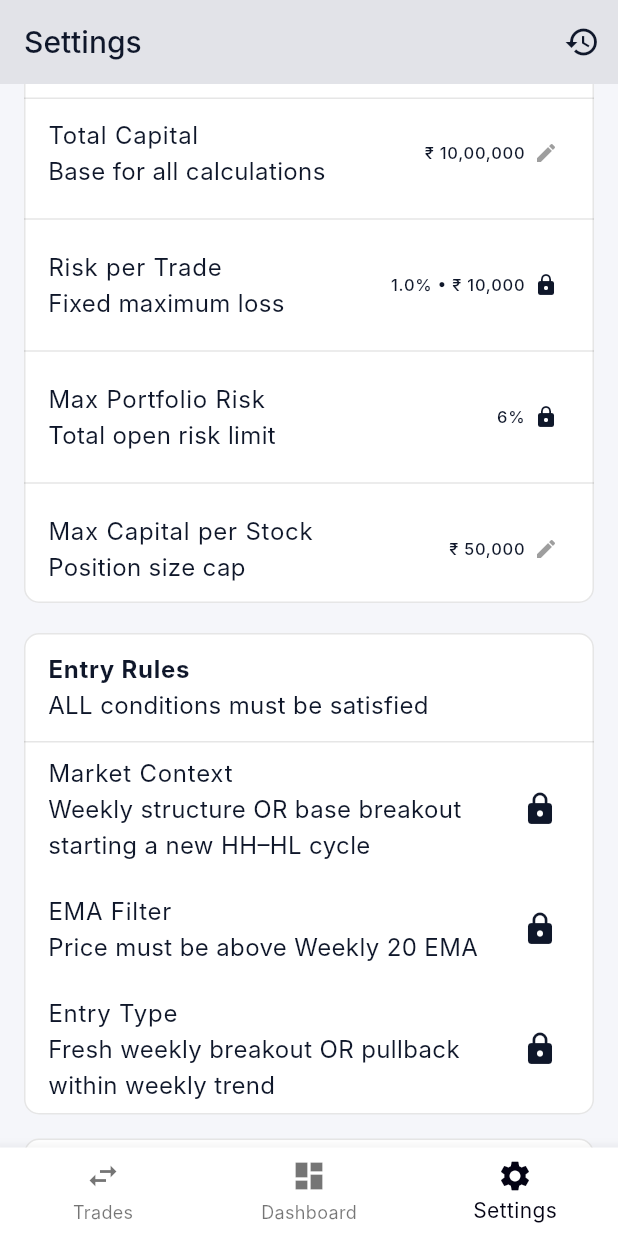
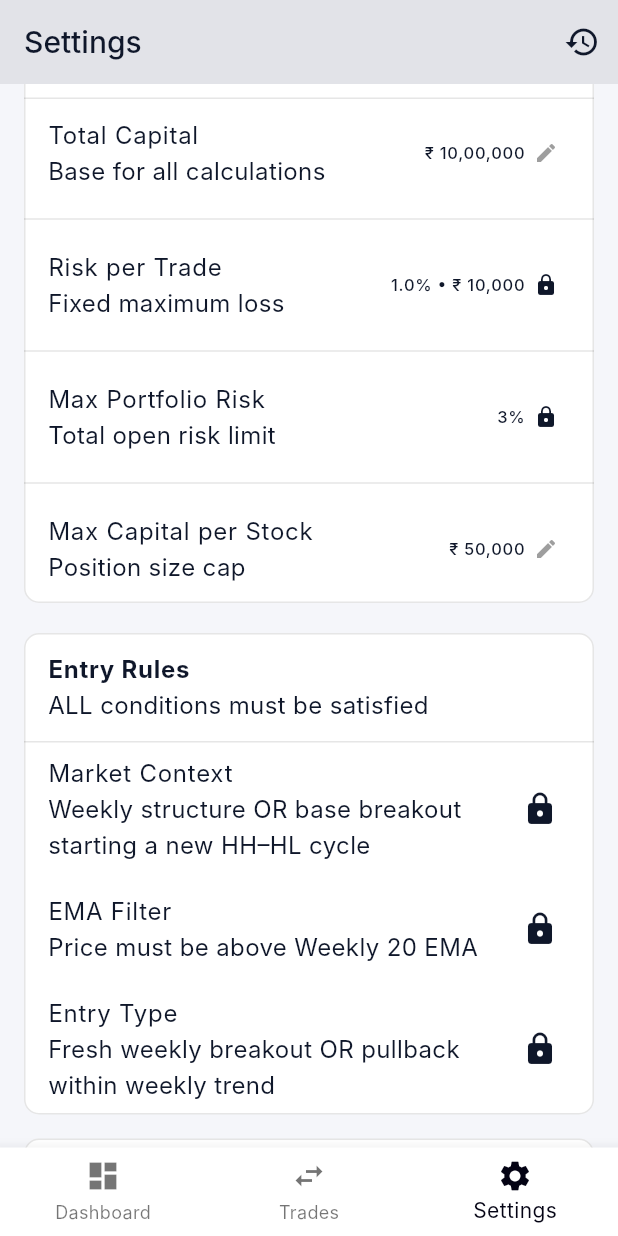
Before and after one commit to AjayM17/tradedesk, a Flutter app: the screen it shows after launch, item 3 of the bottom bar chosen, scrolled down 576 dp, on a phone screen of 412 x 824 dp. Run offline on Flutter 3.47's test engine with Material 3 defaults, Android fonts, the phone set to English and light mode, and no system bars; our stand-ins replace cloud_firestore, firebase_core, shared_preferences; accounts and stored records are empty; Roboto replaces fonts that are missing (Inter).

Commit message:
Update Risk

```diff
--- a/lib/app/app.dart
+++ b/lib/app/app.dart
@@ -23,7 +23,7 @@ class TradeDeskApp extends StatelessWidget {
         // ✅ Theme applied correctly
         theme: AppTheme.light(),
         darkTheme: AppTheme.dark(),
-        themeMode: ThemeMode.system,
+        themeMode: ThemeMode.light,
 
         home: const TabsShell(),
       ),
--- a/lib/features/dashboard/presentation/data/services/dashboard_service.dart
+++ b/lib/features/dashboard/presentation/data/services/dashboard_service.dart
@@ -9,7 +9,7 @@ class DashboardService {
 
   // 🔒 TEMP: move to Settings later
   static const double totalCapital = 1000000; // ₹10,00,000
-  static const double maxPortfolioRiskPercent = 0.06; // 6%
+  static const double maxPortfolioRiskPercent = 0.03; // 3%
 
   DashboardService(this._tradeService);
 
--- a/lib/features/dashboard/presentation/screens/dashboard_screen.dart
+++ b/lib/features/dashboard/presentation/screens/dashboard_screen.dart
@@ -57,7 +57,7 @@ class DashboardScreen extends StatelessWidget {
                       Expanded(
                         child: SummaryCard(
                           icon: Icons.trending_down,
-                          title: 'Loss Amount',
+                          title: 'Risk Amount',
                           value: '₹${data.lossAmount.toStringAsFixed(0)}',
                           valueColor: AppTheme.danger,
                         ),
--- a/lib/features/settings/data/settings_state.dart
+++ b/lib/features/settings/data/settings_state.dart
@@ -4,7 +4,7 @@ import 'settings_storage.dart';
 class SettingsState extends ChangeNotifier {
   final SettingsStorage _storage = SettingsStorage();
 static const double defaultCapital = 1000000;
-static const double defaultRiskPercent = 1.0;
+static const double defaultRiskPercent = 0.5;
 static const double defaultMaxCapitalPerStock = 5.0;
 
   // ---------------------------
--- a/lib/features/settings/presentation/widgets/risk_reward_section.dart
+++ b/lib/features/settings/presentation/widgets/risk_reward_section.dart
@@ -62,7 +62,7 @@ class RiskRewardSection extends StatelessWidget {
           const ListTile(
             title: Text('Max Portfolio Risk'),
             subtitle: Text('Total open risk limit'),
-            trailing: _LockedText(value: '6%'),
+            trailing: _LockedText(value: '3%'),
           ),
 
           const Divider(),
--- a/lib/features/tabs/presentation/tabs_shell.dart
+++ b/lib/features/tabs/presentation/tabs_shell.dart
@@ -14,8 +14,8 @@ class _TabsShellState extends State<TabsShell> {
   int _currentIndex = 0;
 
   final _pages = const [
+    DashboardScreen(),    // index 1
     TradesScreen(),       // index 0
-    DashboardScreen(),    // index 1
     SettingsScreen(),     // index 2
   ];
 
@@ -27,14 +27,15 @@ class _TabsShellState extends State<TabsShell> {
         currentIndex: _currentIndex,
         onTap: (i) => setState(() => _currentIndex = i),
         items: const [
+              BottomNavigationBarItem(
+            icon: Icon(Icons.dashboard),
+            label: 'Dashboard',
+          ),
           BottomNavigationBarItem(
             icon: Icon(Icons.swap_horiz),
             label: 'Trades',
           ),
-          BottomNavigationBarItem(
-            icon: Icon(Icons.dashboard),
-            label: 'Dashboard',
-          ),
+
           BottomNavigationBarItem(
             icon: Icon(Icons.settings),
             label: 'Settings',
--- a/lib/features/trades/data/validators/trade_validator.dart
+++ b/lib/features/trades/data/validators/trade_validator.dart
@@ -4,7 +4,7 @@ import '../models/trade_validation_result.dart';
 import 'dart:math';
 
 class TradeValidator {
-  static const double maxPortfolioRiskPercent = 6.0;
+  static const double maxPortfolioRiskPercent = 3.0;
 
   // =========================================================
   // SINGLE TRADE VALIDATION (UNCHANGED)
```
Also changed, not shown: 1 other file.
